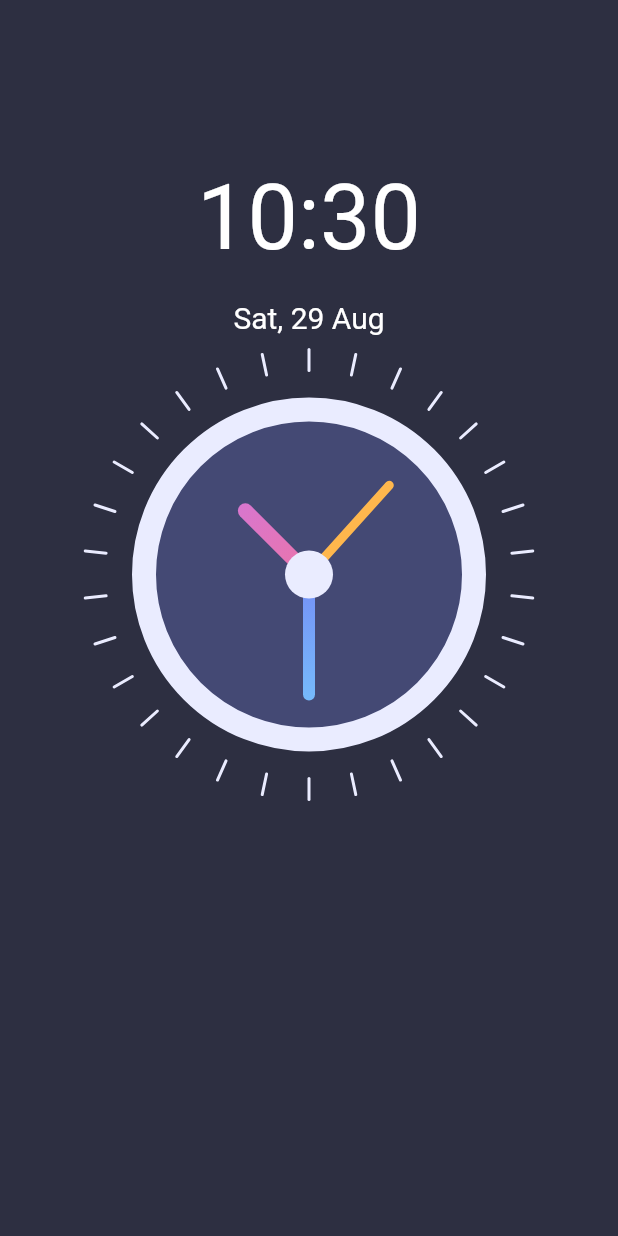
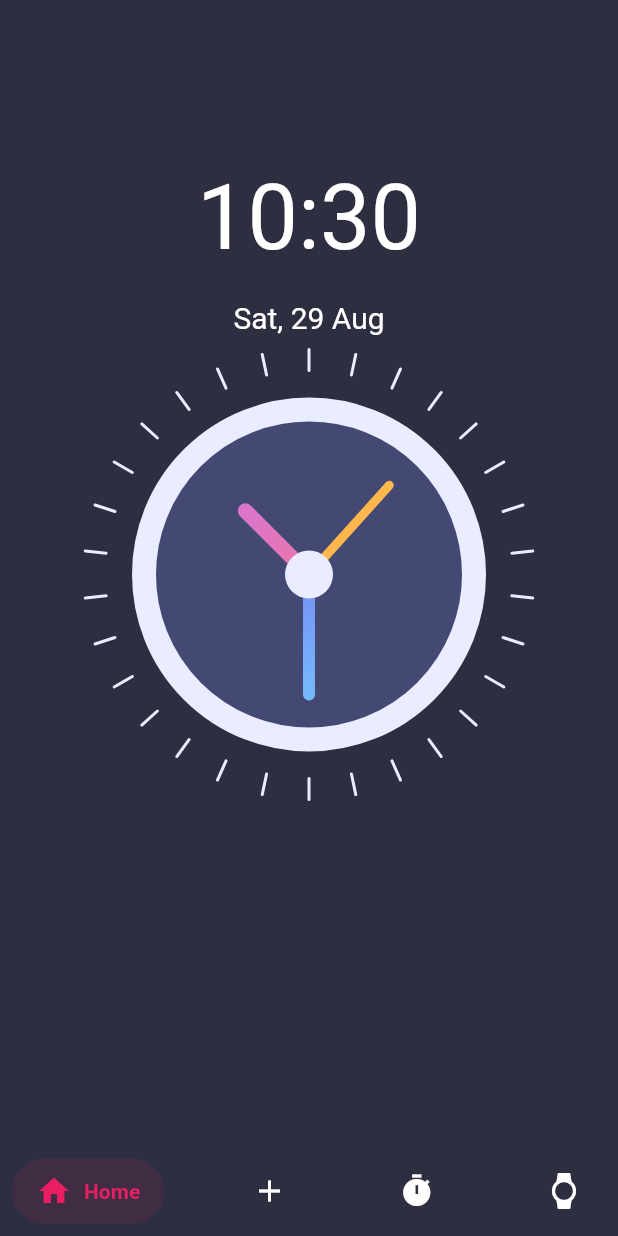
Before and after one commit to Shantonu8/alarm-app, a Flutter app: the screen it shows after launch, on a phone screen of 412 x 824 dp. Run offline on Flutter 3.47's test engine with Material 2 defaults, Android fonts, the light colour scheme and no system bars; drawn by our look-alikes of salomon_bottom_bar.

Commit message:
Updated Bottom Nav bar and Patched Live timing

```diff
--- a/lib/homepage.dart
+++ b/lib/homepage.dart
@@ -1,11 +1,9 @@
 import 'dart:async';
-
+import 'package:salomon_bottom_bar/salomon_bottom_bar.dart';
 import 'package:flutter/material.dart';
 import 'package:weather_alarm_app/clock_view.dart';
 
 var now = DateTime.now();
-var nowMinute = now.minute.toString().padLeft(2, "0");
-var nowHour = now.hour.toString().padLeft(2, "0");
 var nowDate = now.day.toString();
 var nowDay = now.weekday;
 var nowMonth = now.month;
@@ -82,14 +80,30 @@ String determineMonth(){
 String weekDay = determineDay();
 String month = determineMonth();
 
-class HomePage extends StatelessWidget {
+class HomePage extends StatefulWidget {
 
   const HomePage({Key? key}) : super(key: key);
+
+  @override
+  _HomePageState createState() => _HomePageState();
+}
+
+class _HomePageState extends State<HomePage> {
+  var _currentIndex = 0;
   @override
   Widget build(BuildContext context) {
 
     return Scaffold(
       backgroundColor: Color(0xFF2D2F41),
+      bottomNavigationBar: SalomonBottomBar(
+        currentIndex: _currentIndex, onTap: (i) => setState(() => _currentIndex = i),
+        items: [
+          SalomonBottomBarItem(icon: Icon(Icons.home), title: Text("Home"), selectedColor: Colors.pink, unselectedColor: Colors.white),
+          SalomonBottomBarItem(icon: Icon(Icons.add), title: Text("Alarm"), selectedColor: Colors.yellow, unselectedColor: Colors.white),
+          SalomonBottomBarItem(icon: Icon(Icons.timer), title: Text("Timer"), selectedColor: Colors.orange, unselectedColor: Colors.white),
+          SalomonBottomBarItem(icon: Icon(Icons.watch), title: Text("Stopwatch"), selectedColor: Colors.cyan, unselectedColor: Colors.white)
+        ],
+    ),
       body: Container(
         alignment: Alignment.center,
         color: Color(0xFF2D2F41),
@@ -104,7 +118,6 @@ class HomePage extends StatelessWidget {
       ),
     );
   }
-
 }
 class ClockInfo extends StatefulWidget {
   const ClockInfo({Key? key}) : super(key: key);
@@ -114,10 +127,15 @@ class ClockInfo extends StatefulWidget {
 }
 
 class _ClockInfoState extends State<ClockInfo> {
+  String nowMinute = '', nowHour = '', nowSeconds = '';
+
   @override
   void initState() {
-    Timer.periodic(Duration(seconds: 1), (timer){
+    Timer.periodic(Duration(seconds: 1), (timer) {
       setState(() {
+        nowMinute = DateTime.now().minute.toString().padLeft(2, "0");
+        nowHour = DateTime.now().hour.toString().padLeft(2, "0");
+        // nowSeconds = DateTime.now().second.toString().padLeft(2, "0");
       });
     });
     super.initState();
@@ -129,7 +147,7 @@ class _ClockInfoState extends State<ClockInfo> {
         Padding(
           padding: const EdgeInsets.fromLTRB(0, 110, 0, 20),
           child: Text(
-            nowHour + ":" + nowMinute,
+            nowHour + ":" + nowMinute ,
             style: TextStyle(
                 fontSize: 60,
                 color:  Colors.white
--- a/lib/main.dart
+++ b/lib/main.dart
@@ -10,6 +10,7 @@ class MyApp extends StatelessWidget {
   @override
   Widget build(BuildContext context) {
     return MaterialApp(
+      debugShowCheckedModeBanner: false,
       title: 'Weather Alarm App',
       theme: ThemeData(
         primarySwatch: Colors.blue,
--- a/pubspec.yaml
+++ b/pubspec.yaml
@@ -13,6 +13,7 @@ dependencies:
     sdk: flutter
 
   cupertino_icons: ^1.0.2
+  salomon_bottom_bar: ^3.1.0
 
 dev_dependencies:
   flutter_test:
```
Also changed, not shown: pubspec.lock.
